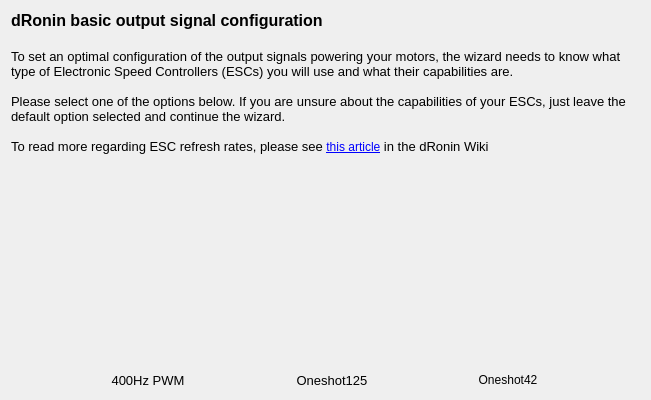
Qt form ground/gcs/src/plugins/setupwizard/pages/outputpage.ui (d-ronin/dRonin) before a commit.
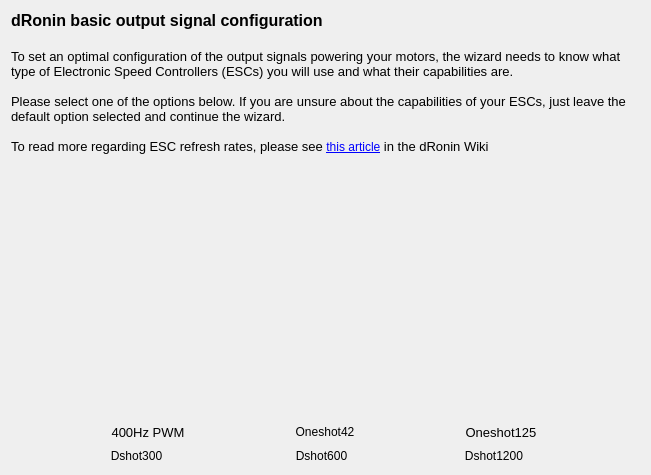
The same form after that commit. Icons and pictures are not drawn.

Commit message:
GCS:Output: Support Dshot (300, 600, 1200)
Only quick tests, needs more safety verification.

Diff of the .ui file:
```diff
--- a/ground/gcs/src/plugins/setupwizard/pages/outputpage.ui
+++ b/ground/gcs/src/plugins/setupwizard/pages/outputpage.ui
@@ -7,12 +7,15 @@
     <x>0</x>
     <y>0</y>
     <width>651</width>
-    <height>400</height>
+    <height>475</height>
    </rect>
   </property>
   <property name="windowTitle">
    <string>WizardPage</string>
   </property>
+  <property name="styleSheet">
+   <string notr="true">QToolButton { border: none }</string>
+  </property>
   <layout class="QVBoxLayout" name="verticalLayout">
    <item>
     <widget class="QLabel" name="label">
@@ -54,8 +57,41 @@
     </spacer>
    </item>
    <item>
-    <layout class="QHBoxLayout" name="horizontalLayout">
-     <item>
+    <layout class="QGridLayout" name="gridLayout">
+     <item row="0" column="1">
+      <widget class="QToolButton" name="oneShot42Button">
+       <property name="toolTip">
+        <string>&lt;html&gt;&lt;head/&gt;&lt;body&gt;&lt;p&gt;Oneshot42 Synchronous PWM&lt;/p&gt;&lt;/body&gt;&lt;/html&gt;</string>
+       </property>
+       <property name="text">
+        <string>Oneshot42</string>
+       </property>
+       <property name="icon">
+        <iconset resource="../wizardResources.qrc">
+         <normaloff>:/setupwizard/resources/bttn-oneshot-up.png</normaloff>
+         <normalon>:/setupwizard/resources/bttn-oneshot-down.png</normalon>:/setupwizard/resources/bttn-oneshot-up.png</iconset>
+       </property>
+       <property name="iconSize">
+        <size>
+         <width>200</width>
+         <height>100</height>
+        </size>
+       </property>
+       <property name="checkable">
+        <bool>true</bool>
+       </property>
+       <property name="autoExclusive">
+        <bool>true</bool>
+       </property>
+       <property name="toolButtonStyle">
+        <enum>Qt::ToolButtonTextUnderIcon</enum>
+       </property>
+       <property name="autoRaise">
+        <bool>true</bool>
+       </property>
+      </widget>
+     </item>
+     <item row="0" column="0">
       <widget class="QToolButton" name="rapidESCButton">
        <property name="font">
         <font>
@@ -65,9 +101,6 @@
        <property name="toolTip">
         <string>Modern ESC 400Hz PWM</string>
        </property>
-       <property name="styleSheet">
-        <string notr="true">QToolButton { border: none }</string>
-       </property>
        <property name="text">
         <string>400Hz PWM</string>
        </property>
@@ -99,7 +132,7 @@
        </property>
       </widget>
      </item>
-     <item>
+     <item row="0" column="2">
       <widget class="QToolButton" name="oneShot125Button">
        <property name="enabled">
         <bool>true</bool>
@@ -112,9 +145,6 @@
        <property name="toolTip">
         <string>&lt;html&gt;&lt;head/&gt;&lt;body&gt;&lt;p&gt;Oneshot125 Synchronous PWM&lt;/p&gt;&lt;/body&gt;&lt;/html&gt;</string>
        </property>
-       <property name="styleSheet">
-        <string notr="true">QToolButton { border: none }</string>
-       </property>
        <property name="text">
         <string>Oneshot125</string>
        </property>
@@ -146,21 +176,75 @@
        </property>
       </widget>
      </item>
-     <item>
-      <widget class="QToolButton" name="oneShot42Button">
-       <property name="toolTip">
-        <string>&lt;html&gt;&lt;head/&gt;&lt;body&gt;&lt;p&gt;Oneshot42 Synchronous PWM&lt;/p&gt;&lt;/body&gt;&lt;/html&gt;</string>
+     <item row="1" column="2">
+      <widget class="QToolButton" name="dshot1200Button">
+       <property name="text">
+        <string>Dshot1200</string>
        </property>
-       <property name="styleSheet">
-        <string notr="true">QToolButton { border: none }</string>
+       <property name="icon">
+        <iconset resource="../wizardResources.qrc">
+         <normaloff>:/setupwizard/resources/bttn-dshot1200-up.png</normaloff>
+         <normalon>:/setupwizard/resources/bttn-dshot1200-down.png</normalon>:/setupwizard/resources/bttn-dshot1200-up.png</iconset>
        </property>
+       <property name="iconSize">
+        <size>
+         <width>200</width>
+         <height>100</height>
+        </size>
+       </property>
+       <property name="checkable">
+        <bool>true</bool>
+       </property>
+       <property name="autoExclusive">
+        <bool>true</bool>
+       </property>
+       <property name="toolButtonStyle">
+        <enum>Qt::ToolButtonTextUnderIcon</enum>
+       </property>
+       <property name="autoRaise">
+        <bool>true</bool>
+       </property>
+      </widget>
+     </item>
+     <item row="1" column="1">
+      <widget class="QToolButton" name="dshot600Button">
        <property name="text">
-        <string>Oneshot42</string>
+        <string>Dshot600</string>
        </property>
        <property name="icon">
         <iconset resource="../wizardResources.qrc">
-         <normaloff>:/setupwizard/resources/bttn-oneshot-up.png</normaloff>
-         <normalon>:/setupwizard/resources/bttn-oneshot-down.png</normalon>:/setupwizard/resources/bttn-oneshot-up.png</iconset>
+         <normaloff>:/setupwizard/resources/bttn-dshot600-up.png</normaloff>
+         <normalon>:/setupwizard/resources/bttn-dshot600-down.png</normalon>:/setupwizard/resources/bttn-dshot600-up.png</iconset>
+       </property>
+       <property name="iconSize">
+        <size>
+         <width>200</width>
+         <height>100</height>
+        </size>
+       </property>
+       <property name="checkable">
+        <bool>true</bool>
+       </property>
+       <property name="autoExclusive">
+        <bool>true</bool>
+       </property>
+       <property name="toolButtonStyle">
+        <enum>Qt::ToolButtonTextUnderIcon</enum>
+       </property>
+       <property name="autoRaise">
+        <bool>true</bool>
+       </property>
+      </widget>
+     </item>
+     <item row="1" column="0">
+      <widget class="QToolButton" name="dshot300Button">
+       <property name="text">
+        <string>Dshot300</string>
+       </property>
+       <property name="icon">
+        <iconset resource="../wizardResources.qrc">
+         <normaloff>:/setupwizard/resources/bttn-dshot300-up.png</normaloff>
+         <normalon>:/setupwizard/resources/bttn-dshot300-down.png</normalon>:/setupwizard/resources/bttn-dshot300-up.png</iconset>
        </property>
        <property name="iconSize">
         <size>
```
The commit also changes 22 other files.
